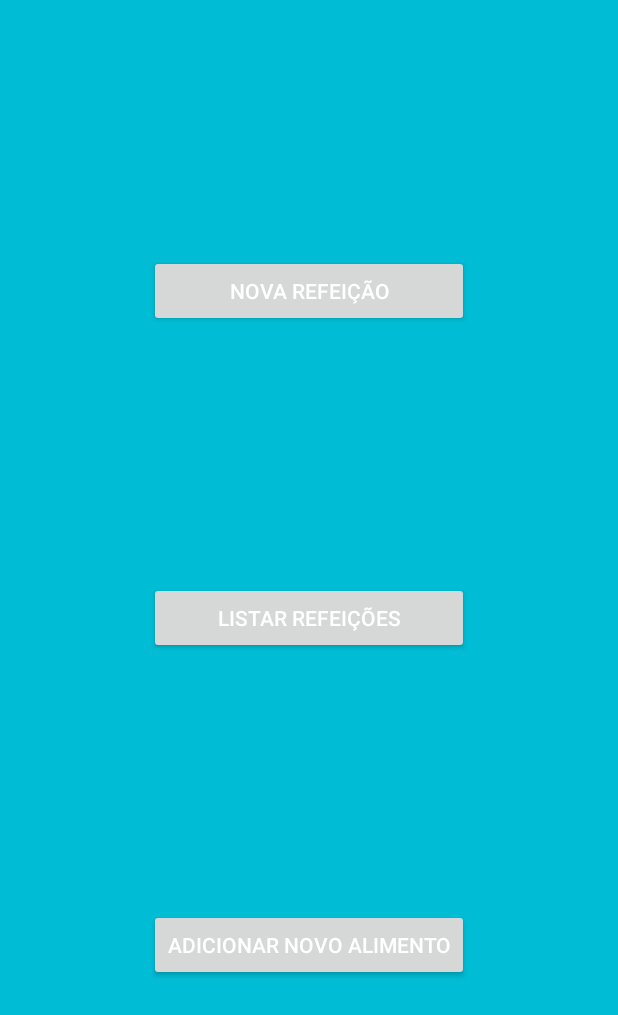
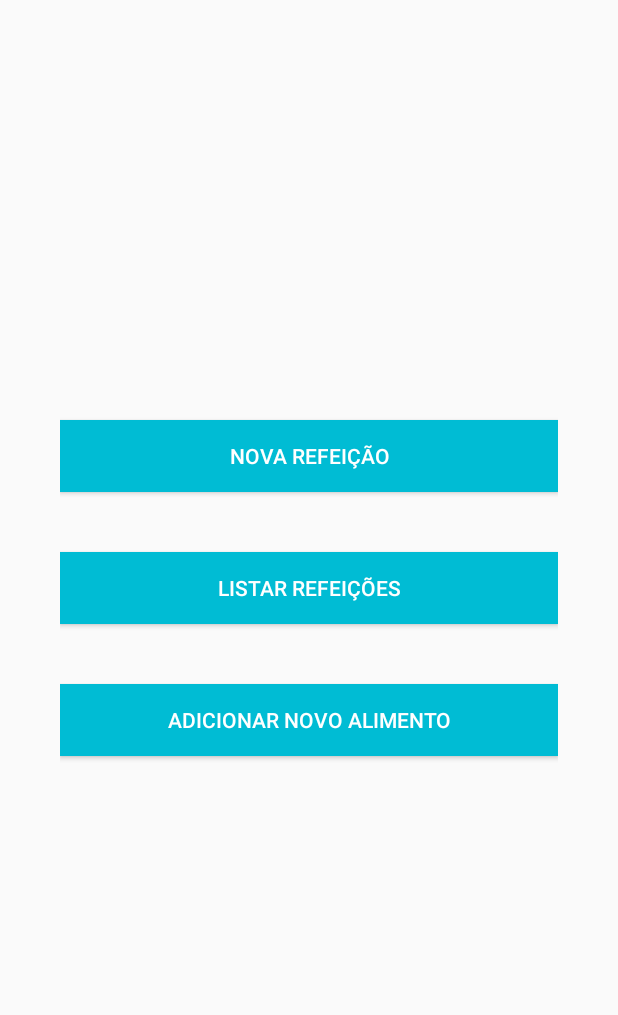
Before and after one commit to FernandaBernardo/diabetes-mais-doce, an Android app: the layout dashboard_calculadora.xml on its own in the app's theme, with its tools: preview values and no code run, on a phone screen of 412 x 824 dp. Shown: the top 1015 px of the screen. Run offline under Robolectric (Android 15) with nearby library versions, the phone set to English and light mode, and no system bars.

Commit message:
remove unused code and extract layout to style from dashboard

```diff
--- a/app/src/main/java/br/com/caelum/diabetes/dashboard/DashboardLayout.java
+++ /dev/null
@@ -1,168 +0,0 @@
-package br.com.caelum.diabetes.dashboard;
-
-import android.content.Context;
-import android.util.AttributeSet;
-import android.view.View;
-import android.view.ViewGroup;
-
-public class DashboardLayout extends ViewGroup{
-	private static final int UNEVEN_GRID_PENALTY_MULTIPLIER = 10;
-
-    private int mMaxChildWidth = 0;
-    private int mMaxChildHeight = 0;
-
-    public DashboardLayout(Context context) {
-        super(context, null);
-    }
-
-    public DashboardLayout(Context context, AttributeSet attrs) {
-        super(context, attrs, 0);
-    }
-
-    public DashboardLayout(Context context, AttributeSet attrs, int defStyle) {
-        super(context, attrs, defStyle);
-    }
-
-    @Override
-    protected void onMeasure(int widthMeasureSpec, int heightMeasureSpec) {
-        mMaxChildWidth = 0;
-        mMaxChildHeight = 0;
-
-        // Measure once to find the maximum child size.
-
-        int childWidthMeasureSpec = MeasureSpec.makeMeasureSpec(
-                MeasureSpec.getSize(widthMeasureSpec), MeasureSpec.AT_MOST);
-        int childHeightMeasureSpec = MeasureSpec.makeMeasureSpec(
-                MeasureSpec.getSize(widthMeasureSpec), MeasureSpec.AT_MOST);
-
-        final int count = getChildCount();
-        for (int i = 0; i < count; i++) {
-            final View child = getChildAt(i);
-            if (child.getVisibility() == GONE) {
-                continue;
-            }
-
-            child.measure(childWidthMeasureSpec, childHeightMeasureSpec);
-
-            mMaxChildWidth = Math.max(mMaxChildWidth, child.getMeasuredWidth());
-            mMaxChildHeight = Math.max(mMaxChildHeight, child.getMeasuredHeight());
-        }
-
-        // Measure again for each child to be exactly the same size.
-
-        childWidthMeasureSpec = MeasureSpec.makeMeasureSpec(
-                mMaxChildWidth, MeasureSpec.EXACTLY);
-        childHeightMeasureSpec = MeasureSpec.makeMeasureSpec(
-                mMaxChildHeight, MeasureSpec.EXACTLY);
-
-        for (int i = 0; i < count; i++) {
-            final View child = getChildAt(i);
-            if (child.getVisibility() == GONE) {
-                continue;
-            }
-
-            child.measure(childWidthMeasureSpec, childHeightMeasureSpec);
-        }
-
-        setMeasuredDimension(
-                resolveSize(mMaxChildWidth, widthMeasureSpec),
-                resolveSize(mMaxChildHeight, heightMeasureSpec));
-    }
-
-    @Override
-    protected void onLayout(boolean changed, int l, int t, int r, int b) {
-        int width = r - l;
-        int height = b - t;
-
-        final int count = getChildCount();
-
-        // Calculate the number of visible children.
-        int visibleCount = 0;
-        for (int i = 0; i < count; i++) {
-            final View child = getChildAt(i);
-            if (child.getVisibility() == GONE) {
-                continue;
-            }
-            ++visibleCount;
-        }
-
-        if (visibleCount == 0) {
-            return;
-        }
-
-        // Calculate what number of rows and columns will optimize for even horizontal and
-        // vertical whitespace between items. Start with a 1 x N grid, then try 2 x N, and so on.
-        int bestSpaceDifference = Integer.MAX_VALUE;
-        int spaceDifference;
-
-        // Horizontal and vertical space between items
-        int hSpace = 0;
-        int vSpace = 0;
-
-        int cols = 1;
-        int rows;
-
-        while (true) {
-            rows = (visibleCount - 1) / cols + 1;
-
-            hSpace = ((width - mMaxChildWidth * cols) / (cols + 1));
-            vSpace = ((height - mMaxChildHeight * rows) / (rows + 1));
-
-            spaceDifference = Math.abs(vSpace - hSpace);
-            if (rows * cols != visibleCount) {
-                spaceDifference *= UNEVEN_GRID_PENALTY_MULTIPLIER;
-            }
-
-            if (spaceDifference < bestSpaceDifference) {
-                // Found a better whitespace squareness/ratio
-                bestSpaceDifference = spaceDifference;
-
-                // If we found a better whitespace squareness and there's only 1 row, this is
-                // the best we can do.
-                if (rows == 1) {
-                    break;
-                }
-            } else {
-                // This is a worse whitespace ratio, use the previous value of cols and exit.
-                --cols;
-                rows = (visibleCount - 1) / cols + 1;
-                hSpace = ((width - mMaxChildWidth * cols) / (cols + 1));
-                vSpace = ((height - mMaxChildHeight * rows) / (rows + 1));
-                break;
-            }
-
-            ++cols;
-        }
-
-        // Lay out children based on calculated best-fit number of rows and cols.
-
-        // If we chose a layout that has negative horizontal or vertical space, force it to zero.
-        hSpace = Math.max(0, hSpace);
-        vSpace = Math.max(0, vSpace);
-
-        // Re-use width/height variables to be child width/height.
-        width = (width - hSpace * (cols + 1)) / cols;
-        height = (height - vSpace * (rows + 1)) / rows;
-
-        int left, top;
-        int col, row;
-        int visibleIndex = 0;
-        for (int i = 0; i < count; i++) {
-            final View child = getChildAt(i);
-            if (child.getVisibility() == GONE) {
-                continue;
-            }
-
-            row = visibleIndex / cols;
-            col = visibleIndex % cols;
-
-            left = hSpace * (col + 1) + width * col;
-            top = vSpace * (row + 1) + height * row;
-
-            child.layout(left, top,
-                    (hSpace == 0 && col == cols - 1) ? r : (left + width),
-                    (vSpace == 0 && row == rows - 1) ? b : (top + height));
-            ++visibleIndex;
-        }
-    }
-}
--- a/app/src/main/res/layout/configurar_perfil.xml
+++ b/app/src/main/res/layout/configurar_perfil.xml
@@ -5,7 +5,7 @@
     android:layout_width="fill_parent"
     android:layout_height="fill_parent" >
 
-    <br.com.caelum.diabetes.dashboard.DashboardLayout
+    <LinearLayout
 	    android:layout_width="fill_parent"
 	    android:layout_height="0dp"
 	    android:layout_weight="1"
@@ -28,5 +28,5 @@
 	        android:text="@string/glicemia_alvo"
 	        android:id="@+id/perfil_glicemia_alvo"/>
 
-	</br.com.caelum.diabetes.dashboard.DashboardLayout>
+	</LinearLayout>
 </LinearLayout>
--- a/app/src/main/res/layout/dashboard_calculadora.xml
+++ b/app/src/main/res/layout/dashboard_calculadora.xml
@@ -1,32 +1,24 @@
 <?xml version="1.0" encoding="utf-8"?>
-<br.com.caelum.diabetes.dashboard.DashboardLayout
-    xmlns:android="http://schemas.android.com/apk/res/android"
-    android:layout_width="fill_parent"
-    android:layout_height="fill_parent"
-    android:layout_weight="1"
-    android:background="@color/primary" >
+<LinearLayout xmlns:android="http://schemas.android.com/apk/res/android"
+    style="@style/container"
+    android:orientation="vertical"
+    >
 
 	<Button
-	    android:layout_width="200dp"
-		android:layout_height="wrap_content"
-	    android:text="@string/nova_refeicao"
-	    android:textColor="#fff"
-	    android:layout_marginBottom="40dp"
-	    android:id="@+id/nova_refeicao"/>
+        style="@style/dashboard_button"
+        android:id="@+id/nova_refeicao"
+        android:text="@string/nova_refeicao"
+	    />
 
 	<Button
-	    android:layout_width="200dp"
-		android:layout_height="wrap_content"
-	    android:textColor="#fff"
-	    android:layout_marginBottom="40dp"
-	    android:text="@string/listar_refeicoes"
-	    android:id="@+id/listar_refeicoes"/>
+        style="@style/dashboard_button"
+        android:id="@+id/listar_refeicoes"
+        android:text="@string/listar_refeicoes"
+        />
 
 	<Button
-	    android:layout_width="200dp"
-		android:layout_height="wrap_content"
-	    android:textColor="#fff"
-	    android:layout_marginBottom="40dp"
-	    android:text="@string/adicionar_novo_alimento"
-	    android:id="@+id/adicionar_novo_alimento"/>
-</br.com.caelum.diabetes.dashboard.DashboardLayout>
+        style="@style/dashboard_button"
+        android:id="@+id/adicionar_novo_alimento"
+        android:text="@string/adicionar_novo_alimento"
+        />
+</LinearLayout>
--- a/app/src/main/res/layout/item_alimento.xml
+++ b/app/src/main/res/layout/item_alimento.xml
@@ -6,7 +6,7 @@
     android:orientation="horizontal"
     android:gravity="center"
     android:padding="10dp"
-    android:background="@drawable/list_item_style" >
+    android:background="@color/icons" >
     <TextView
         android:layout_width="wrap_content"
         android:layout_height="wrap_content"
--- a/app/src/main/res/layout/item_alimento_qtd.xml
+++ b/app/src/main/res/layout/item_alimento_qtd.xml
@@ -4,7 +4,7 @@
     android:layout_height="match_parent"
     android:layout_margin="10dp"
     android:padding="15dp"
-    android:background="@drawable/list_item_style">
+    android:background="@color/icons">
 
     <TextView
         android:layout_width="match_parent"
--- a/app/src/main/res/layout/item_busca_alimento.xml
+++ b/app/src/main/res/layout/item_busca_alimento.xml
@@ -6,7 +6,7 @@
     android:orientation="horizontal"
     android:gravity="center"
     android:padding="10dp"
-    android:background="@drawable/list_item_style"
+    android:background="@color/icons"
     android:weightSum="10">
     <LinearLayout
         android:layout_width="fill_parent"
--- a/app/src/main/res/layout/item_glicemia.xml
+++ b/app/src/main/res/layout/item_glicemia.xml
@@ -2,7 +2,7 @@
 <RelativeLayout xmlns:android="http://schemas.android.com/apk/res/android"
     android:layout_width="match_parent"
     android:layout_height="match_parent"
-    android:background="@drawable/list_item_style">
+    android:background="@color/icons">
     <RelativeLayout
 	    android:layout_width="match_parent"
 	    android:layout_height="match_parent"
--- a/app/src/main/res/layout/item_refeicao.xml
+++ b/app/src/main/res/layout/item_refeicao.xml
@@ -2,7 +2,7 @@
 <RelativeLayout xmlns:android="http://schemas.android.com/apk/res/android"
     android:layout_width="match_parent"
     android:layout_height="match_parent"
-    android:background="@drawable/list_item_style">
+    android:background="@color/icons">
     <RelativeLayout
 	    android:layout_width="match_parent"
 	    android:layout_height="match_parent"
--- a/app/src/main/res/layout/lista_busca_alimento.xml
+++ b/app/src/main/res/layout/lista_busca_alimento.xml
@@ -23,7 +23,7 @@
         android:text="Não conseguiu encontrar um alimento? Cadastre no aplicativo!"
         android:layout_marginTop="10dp"
         android:textColor="@color/primary"
-        android:background="@drawable/list_item_style"
+        android:background="@color/icons"
         android:id="@+id/cadastrar_alimento"
         />
 
--- a/app/src/main/res/values/colors.xml
+++ b/app/src/main/res/values/colors.xml
@@ -8,5 +8,5 @@
     <color name="primary_text">#000000</color>
     <color name="secondary_text">#727272</color>
     <color name="divider">#B6B6B6</color>
-    <color name="background">#dadada</color>
+    <color name="background">#EEEEEE</color>
 </resources>
--- a/app/src/main/res/values/styles.xml
+++ b/app/src/main/res/values/styles.xml
@@ -1,17 +1,22 @@
 <resources xmlns:android="http://schemas.android.com/apk/res/android">
+    <style name="container">
+        <item name="android:padding">40dp</item>
+        <item name="android:layout_width">match_parent</item>
+        <item name="android:layout_height">match_parent</item>
+        <item name="android:gravity">center</item>
+        <item name="android:orientation">vertical</item>
+    </style>
+
     <style name="dashboard_button">
-        <item name="android:layout_gravity">center_vertical</item>
-        <item name="android:layout_width">wrap_content</item>
+        <item name="android:layout_width">match_parent</item>
         <item name="android:layout_height">wrap_content</item>
-        <item name="android:gravity">center_horizontal</item>
-        <item name="android:drawablePadding">2dp</item>
-        <item name="android:textSize">16dp</item>
-        <item name="android:textStyle">bold</item>
         <item name="android:textColor">@color/icons</item>
-        <item name="android:background">@null</item>
+        <item name="android:background">@color/primary</item>
+        <item name="android:layout_marginBottom">40dp</item>
     </style>
-    <style name="new_dashboard_button">
-        <item name="android:layout_width">fill_parent</item>
+
+    <style name="main_dashboard_button">
+        <item name="android:layout_width">match_parent</item>
         <item name="android:layout_height">wrap_content</item>
         <item name="android:textColor">@color/icons</item>
         <item name="android:textSize">14dp</item>
@@ -26,4 +31,5 @@
         <item name="android:layout_marginRight">16dp</item>
         <item name="android:minHeight">90dp</item>
     </style>
+
 </resources>
```
Also changed, not shown: app/src/main/res/drawable/list_item_style.xml (deleted, +0 -16 lines), app/src/main/res/layout/dashboard.xml (+23 -20 lines), app/src/main/res/layout/dashboard_glicemia.xml (+60 -64 lines), app/src/main/res/layout/dashboard_layout.xml (deleted, +0 -40 lines), app/src/main/res/layout/dashboard_lembrete.xml (+13 -27 lines), app/src/main/res/layout/item_lembrete.xml (+9 -7 lines), app/src/main/res/menu/main.xml (deleted, +0 -9 lines).
